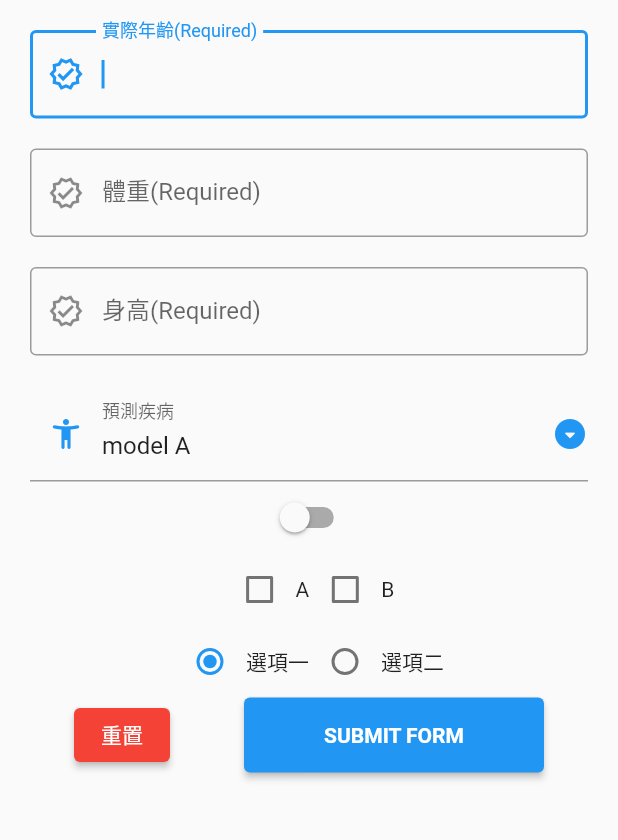
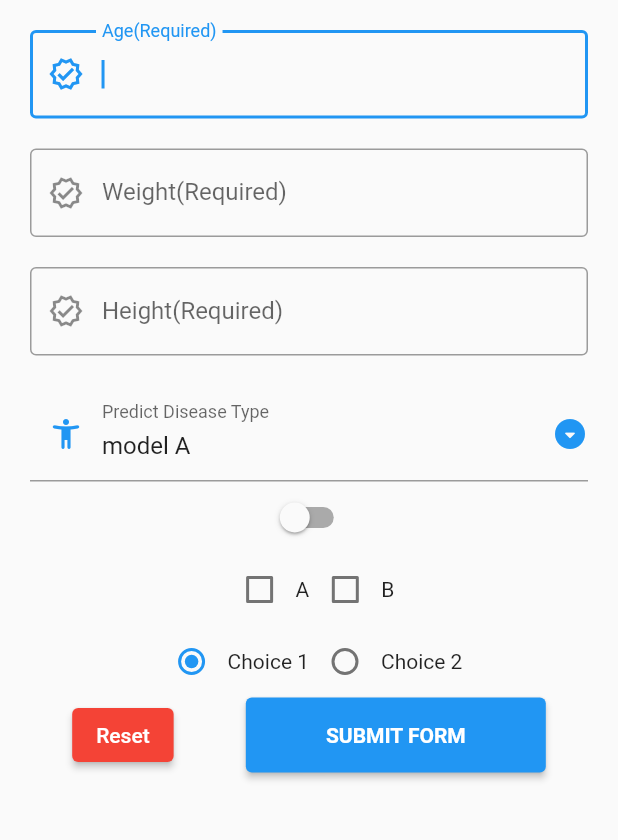
Before and after one commit to Zrn-code/Disease-Prediction-App, a Flutter app: the FormExample screen opened directly, on a phone screen of 412 x 824 dp, the part 24-864 px from its top. Run offline on Flutter 3.47's test engine with Material 2 defaults, Android fonts, the phone set to English and light mode, and no system bars; our stand-ins replace cloud_firestore, firebase_auth, firebase_core, shared_preferences; accounts and stored records are empty.

Commit message:
Convert chinese to english

```diff
--- a/lib/pages/main_page.dart
+++ b/lib/pages/main_page.dart
@@ -191,16 +191,16 @@ class _FormExampleState extends State<FormExample> {
         decoration: InputDecoration(
           border: OutlineInputBorder(),
           prefixIcon: Icon(Icons.verified_outlined),
-          labelText: '實際年齡(Required)',
+          labelText: 'Age(Required)',
         ),
         onChanged: (String text) {
           setState(() {
-            value = "輸入的年齡: $text";
+            value = "Input age: $text.";
           });
         },
         validator: (String? value) {
           if (value == null || value.isEmpty) {
-            return '年齡不得為空';
+            return "age cannot be null.";
           }
           return null;
         },
@@ -215,16 +215,16 @@ class _FormExampleState extends State<FormExample> {
         decoration: InputDecoration(
           border: OutlineInputBorder(),
           prefixIcon: Icon(Icons.verified_outlined),
-          labelText: '體重(Required)',
+          labelText: 'Weight(Required)',
         ),
         onChanged: (String text) {
           setState(() {
-            value = "輸入的體重: $text";
+            value = "Input Weight: $text.";
           });
         },
         validator: (String? value) {
           if (value == null || value.isEmpty) {
-            return '體重不得為空';
+            return 'Weight cannot be null.';
           }
           return null;
         },
@@ -239,16 +239,16 @@ class _FormExampleState extends State<FormExample> {
         decoration: InputDecoration(
           border: OutlineInputBorder(),
           prefixIcon: Icon(Icons.verified_outlined),
-          labelText: '身高(Required)',
+          labelText: 'Height(Required)',
         ),
         onChanged: (String text) {
           setState(() {
-            value = "輸入的身高: $text";
+            value = "Input height: $text.";
           });
         },
         validator: (String? value) {
           if (value == null || value.isEmpty) {
-            return '身高不得為空';
+            return 'Height cannot be null.';
           }
           return null;
         },
@@ -267,7 +267,7 @@ class _FormExampleState extends State<FormExample> {
             });
           },
         ),
-        Text("選項一"),
+        Text("Choice 1"),
         Radio<String>(
           value: "2",
           groupValue: radioValue,
@@ -277,7 +277,7 @@ class _FormExampleState extends State<FormExample> {
             });
           },
         ),
-        Text("選項二"),
+        Text("Choice 2"),
       ],
     );
 
@@ -324,7 +324,7 @@ class _FormExampleState extends State<FormExample> {
           value: dropdownValue,
           isExpanded: true,
           decoration: InputDecoration(
-              labelText: "預測疾病",
+              labelText: "Predict Disease Type",
               prefixIcon: Icon(
                 Icons.accessibility_new_rounded,
                 color: Colors.blue,
@@ -377,7 +377,7 @@ class _FormExampleState extends State<FormExample> {
           dropdownValue = "model A";
         });
       },
-      child: const Text('重置'),
+      child: const Text('Reset'),
     );
 
     var buttons = Row(
```
Also changed, not shown: pubspec.lock.
